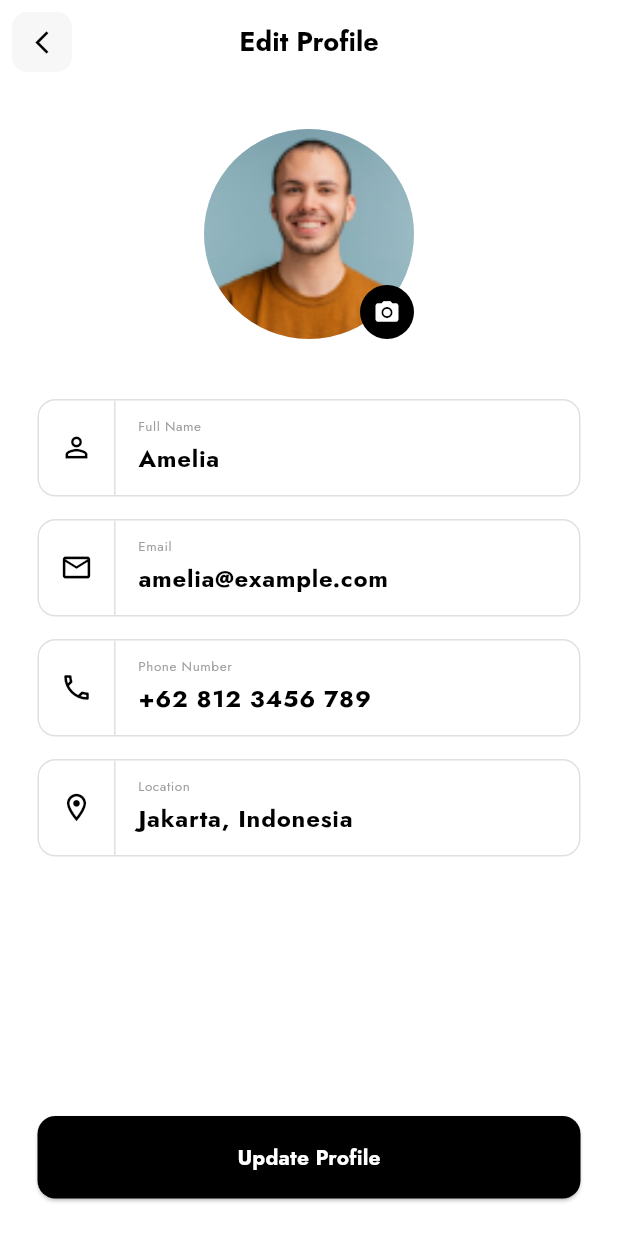
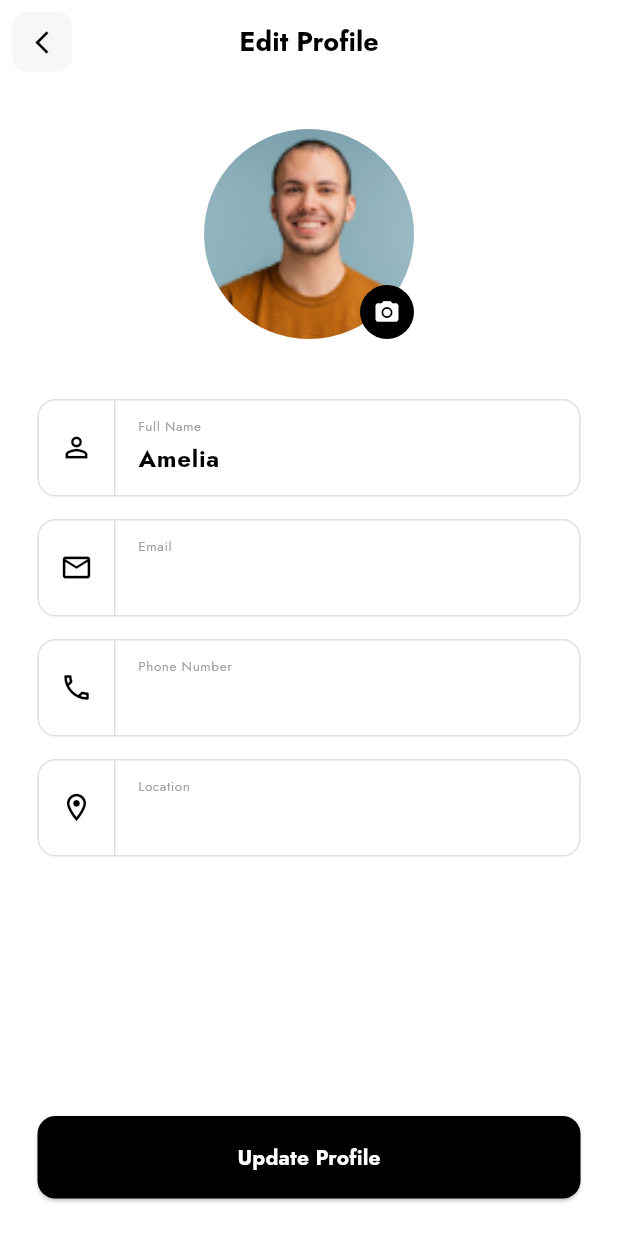
Before and after one commit to lizzeart/footflare, a Flutter app: the EditProfilePage screen opened directly, on a phone screen of 412 x 824 dp. Run offline on Flutter 3.47's test engine with Material 3 defaults, Android fonts, the phone set to English and light mode, and no system bars; our stand-ins replace image_picker.

Commit message:
profile page

```diff
--- a/lib/presentation/profile/profile_page.dart
+++ b/lib/presentation/profile/profile_page.dart
@@ -349,11 +349,11 @@ class _EditProfilePageState extends State<EditProfilePage> {
                   const SizedBox(height: 40),
                   _buildOutlineField(context, Icons.person_outline, "Full Name", "Amelia"),
                   const SizedBox(height: 15),
-                  _buildOutlineField(context, Icons.mail_outline, "Email", "amelia@example.com"),
+                  _buildOutlineField(context, Icons.mail_outline, "Email", ""),
                   const SizedBox(height: 15),
-                  _buildOutlineField(context, Icons.phone_outlined, "Phone Number", "+62 812 3456 789"),
+                  _buildOutlineField(context, Icons.phone_outlined, "Phone Number", ""),
                   const SizedBox(height: 15),
-                  _buildOutlineField(context, Icons.location_on_outlined, "Location", "Jakarta, Indonesia"),
+                  _buildOutlineField(context, Icons.location_on_outlined, "Location", ""),
                 ],
               ),
             ),
```
